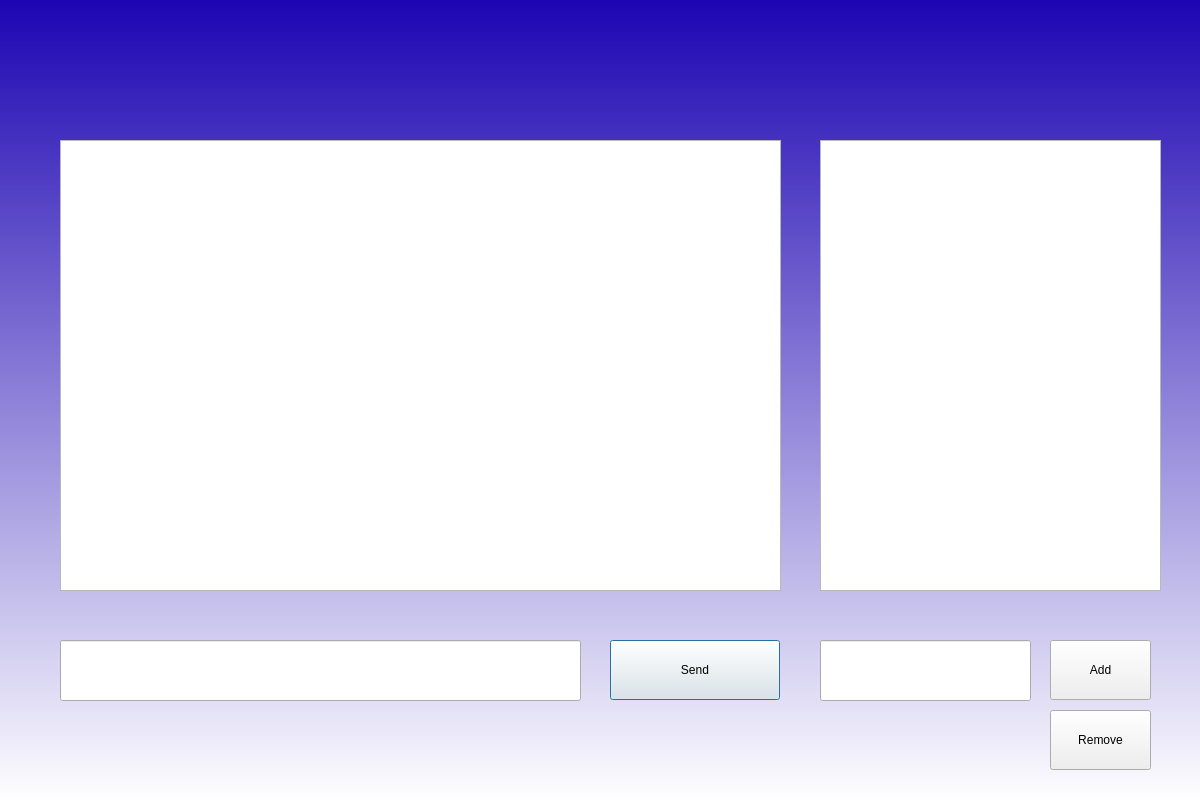
Above: UI/menu_page.ui from Ag0r9/SK-GG-type-communicator before the change. Below: the same form after it.
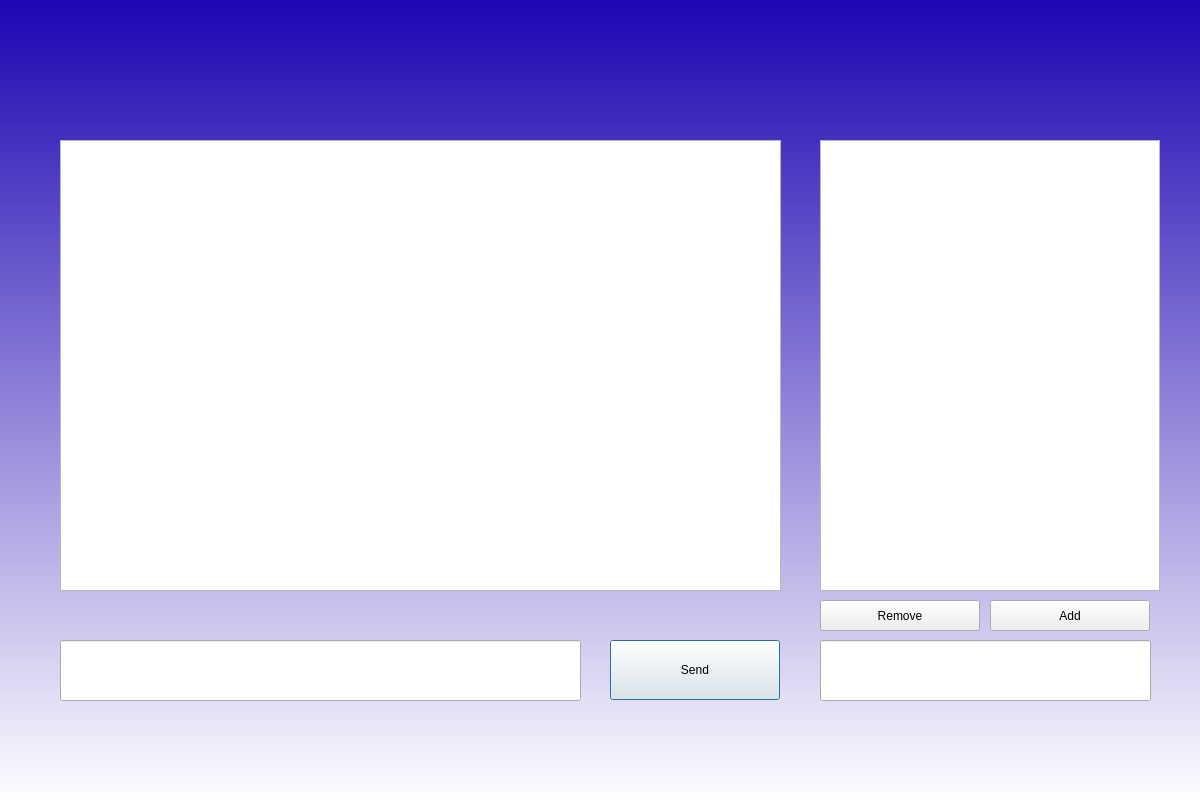
That is the form after the change.

The edit to the form file:
```diff
--- a/UI/menu_page.ui
+++ b/UI/menu_page.ui
@@ -43,7 +43,7 @@
      <rect>
       <x>820</x>
       <y>140</y>
-      <width>341</width>
+      <width>340</width>
       <height>451</height>
      </rect>
     </property>
@@ -51,10 +51,10 @@
    <widget class="QPushButton" name="add_friend_button">
     <property name="geometry">
      <rect>
-      <x>1050</x>
-      <y>640</y>
-      <width>101</width>
-      <height>60</height>
+      <x>990</x>
+      <y>600</y>
+      <width>160</width>
+      <height>31</height>
      </rect>
     </property>
     <property name="text">
@@ -66,7 +66,7 @@
      <rect>
       <x>820</x>
       <y>640</y>
-      <width>211</width>
+      <width>331</width>
       <height>61</height>
      </rect>
     </property>
@@ -105,10 +105,10 @@
    <widget class="QPushButton" name="remove_friend_button">
     <property name="geometry">
      <rect>
-      <x>1050</x>
-      <y>710</y>
-      <width>101</width>
-      <height>60</height>
+      <x>820</x>
+      <y>600</y>
+      <width>160</width>
+      <height>31</height>
      </rect>
     </property>
     <property name="text">
```
